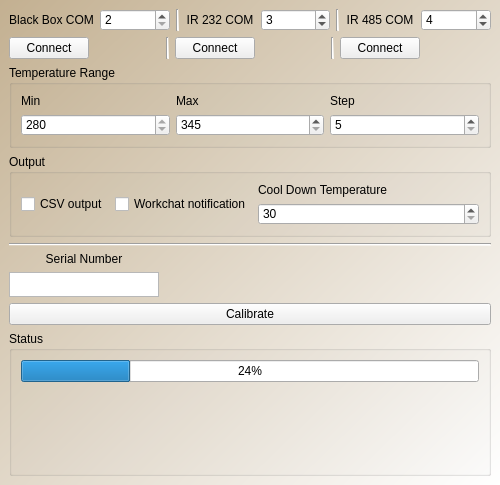
This is gui.ui in realKyawSwar/ir_calibrator as Qt 5 draws it before an edit. The edited form follows.
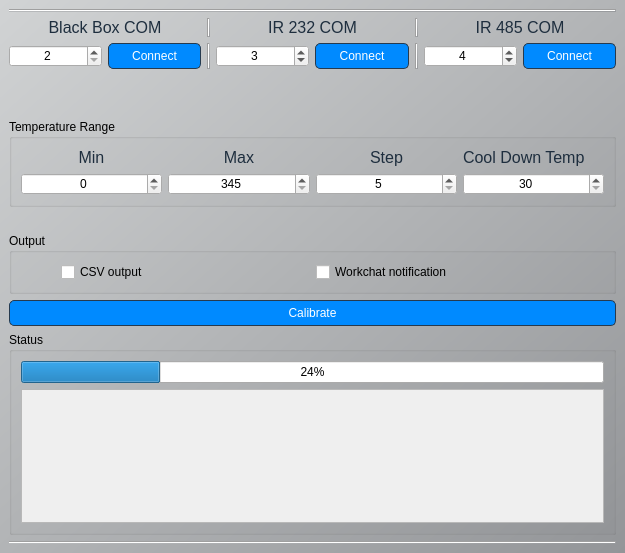
This is the edited form.

Diff of the .ui file:
```diff
--- a/gui.ui
+++ b/gui.ui
@@ -6,15 +6,42 @@
    <rect>
     <x>0</x>
     <y>0</y>
-    <width>500</width>
-    <height>485</height>
+    <width>625</width>
+    <height>553</height>
    </rect>
   </property>
   <property name="windowTitle">
    <string>Auto IR Calibrator</string>
   </property>
   <property name="styleSheet">
-   <string notr="true">background-color: qlineargradient(spread:pad, x1:0, y1:0, x2:1, y2:1, stop:0 rgba(195, 176, 145, 255), stop:1 rgba(255, 255, 255, 255));</string>
+   <string notr="true">
+    QWidget {
+        background-color: qlineargradient(spread:pad, x1:0, y1:0, x2:1, y2:1, stop:0 #D1D3D4, stop:1 #939598);
+    }
+    QLabel {
+        color: #1E2E3E;
+        font-size: 12pt;
+    }
+    QSlider::groove:horizontal {
+        height: 10px;
+        background-color: #263A4E;
+    }
+    QSlider::handle:horizontal {
+        background-color: #54D1FF;
+        border: 2px solid #008AFF;
+        width: 20px;
+    }
+    QPushButton {
+        background-color: #008AFF;
+        color: white;
+        border: 1px solid #263A4E;
+        border-radius: 5px;
+        padding: 5px;
+    }
+    QPushButton:hover {
+        background-color: #54D1FF;
+    }
+   </string>
   </property>
   <widget class="QWidget" name="centralwidget">
    <layout class="QVBoxLayout" name="verticalLayout_7">
@@ -24,6 +51,13 @@
        <layout class="QVBoxLayout" name="verticalLayout_2">
         <item>
          <layout class="QVBoxLayout" name="verticalLayout">
+          <item>
+           <widget class="Line" name="line_6">
+            <property name="orientation">
+             <enum>Qt::Horizontal</enum>
+            </property>
+           </widget>
+          </item>
           <item>
            <layout class="QHBoxLayout" name="horizontalLayout_2">
             <item>
@@ -39,19 +73,6 @@
               </property>
              </widget>
             </item>
-            <item>
-             <widget class="QSpinBox" name="spinBox_5">
-              <property name="styleSheet">
-               <string notr="true">background-color: None;</string>
-              </property>
-              <property name="minimum">
-               <number>2</number>
-              </property>
-              <property name="maximum">
-               <number>105</number>
-              </property>
-             </widget>
-            </item>
             <item>
              <widget class="Line" name="line_2">
               <property name="orientation">
@@ -72,22 +93,6 @@
               </property>
              </widget>
             </item>
-            <item>
-             <widget class="QSpinBox" name="spinBox_6">
-              <property name="styleSheet">
-               <string notr="true">background-color: None;</string>
-              </property>
-              <property name="minimum">
-               <number>2</number>
-              </property>
-              <property name="maximum">
-               <number>105</number>
-              </property>
-              <property name="value">
-               <number>3</number>
-              </property>
-             </widget>
-            </item>
             <item>
              <widget class="Line" name="line_3">
               <property name="orientation">
@@ -108,46 +113,36 @@
               </property>
              </widget>
             </item>
-            <item>
-             <widget class="QSpinBox" name="spinBox_7">
-              <property name="styleSheet">
-               <string notr="true">background-color: None;</string>
-              </property>
-              <property name="minimum">
-               <number>2</number>
-              </property>
-              <property name="maximum">
-               <number>105</number>
-              </property>
-              <property name="value">
-               <number>4</number>
-              </property>
-             </widget>
-            </item>
            </layout>
           </item>
           <item>
            <layout class="QHBoxLayout" name="horizontalLayout_3">
+            <item>
+             <widget class="QSpinBox" name="spinBox_5">
+              <property name="styleSheet">
+               <string notr="true">background-color: None;</string>
+              </property>
+              <property name="alignment">
+               <set>Qt::AlignCenter</set>
+              </property>
+              <property name="minimum">
+               <number>2</number>
+              </property>
+              <property name="maximum">
+               <number>105</number>
+              </property>
+             </widget>
+            </item>
             <item>
              <widget class="QPushButton" name="bb_btn">
               <property name="styleSheet">
-               <string notr="true">background-color: None;</string>
+               <string notr="true"/>
               </property>
               <property name="text">
                <string>Connect</string>
               </property>
              </widget>
             </item>
-            <item>
-             <widget class="QLabel" name="label_4">
-              <property name="styleSheet">
-               <string notr="true">background-color: None;</string>
-              </property>
-              <property name="text">
-               <string/>
-              </property>
-             </widget>
-            </item>
             <item>
              <widget class="Line" name="line_4">
               <property name="orientation">
@@ -155,26 +150,35 @@
               </property>
              </widget>
             </item>
+            <item>
+             <widget class="QSpinBox" name="spinBox_6">
+              <property name="styleSheet">
+               <string notr="true">background-color: None;</string>
+              </property>
+              <property name="alignment">
+               <set>Qt::AlignCenter</set>
+              </property>
+              <property name="minimum">
+               <number>2</number>
+              </property>
+              <property name="maximum">
+               <number>105</number>
+              </property>
+              <property name="value">
+               <number>3</number>
+              </property>
+             </widget>
+            </item>
             <item>
              <widget class="QPushButton" name="ir232_btn">
               <property name="styleSheet">
-               <string notr="true">background-color: None;</string>
+               <string notr="true"/>
               </property>
               <property name="text">
                <string>Connect</string>
               </property>
              </widget>
             </item>
-            <item>
-             <widget class="QLabel" name="label_5">
-              <property name="styleSheet">
-               <string notr="true">background-color: None;</string>
-              </property>
-              <property name="text">
-               <string/>
-              </property>
-             </widget>
-            </item>
             <item>
              <widget class="Line" name="line_5">
               <property name="orientation">
@@ -182,16 +186,45 @@
               </property>
              </widget>
             </item>
+            <item>
+             <widget class="QSpinBox" name="spinBox_7">
+              <property name="styleSheet">
+               <string notr="true">background-color: None;</string>
+              </property>
+              <property name="alignment">
+               <set>Qt::AlignCenter</set>
+              </property>
+              <property name="minimum">
+               <number>2</number>
+              </property>
+              <property name="maximum">
+               <number>105</number>
+              </property>
+              <property name="value">
+               <number>4</number>
+              </property>
+             </widget>
+            </item>
             <item>
              <widget class="QPushButton" name="ir485_btn">
               <property name="styleSheet">
-               <string notr="true">background-color: None;</string>
+               <string notr="true"/>
               </property>
               <property name="text">
                <string>Connect</string>
               </property>
              </widget>
             </item>
+           </layout>
+          </item>
+          <item>
+           <layout class="QHBoxLayout" name="horizontalLayout_11">
+            <property name="topMargin">
+             <number>0</number>
+            </property>
+            <property name="rightMargin">
+             <number>0</number>
+            </property>
             <item>
              <widget class="QLabel" name="label_6">
               <property name="styleSheet">
@@ -200,10 +233,55 @@
               <property name="text">
                <string/>
               </property>
+              <property name="alignment">
+               <set>Qt::AlignCenter</set>
+              </property>
+             </widget>
+            </item>
+            <item>
+             <widget class="QLabel" name="label_5">
+              <property name="styleSheet">
+               <string notr="true">background-color: None;</string>
+              </property>
+              <property name="text">
+               <string/>
+              </property>
+              <property name="alignment">
+               <set>Qt::AlignCenter</set>
+              </property>
+             </widget>
+            </item>
+            <item>
+             <widget class="QLabel" name="label_4">
+              <property name="styleSheet">
+               <string notr="true">background-color: None;</string>
+              </property>
+              <property name="text">
+               <string/>
+              </property>
+              <property name="textFormat">
+               <enum>Qt::AutoText</enum>
+              </property>
+              <property name="alignment">
+               <set>Qt::AlignCenter</set>
+              </property>
              </widget>
             </item>
            </layout>
           </item>
+          <item>
+           <spacer name="horizontalSpacer">
+            <property name="orientation">
+             <enum>Qt::Horizontal</enum>
+            </property>
+            <property name="sizeHint" stdset="0">
+             <size>
+              <width>40</width>
+              <height>20</height>
+             </size>
+            </property>
+           </spacer>
+          </item>
           <item>
            <widget class="QGroupBox" name="groupBox">
             <property name="styleSheet">
@@ -222,6 +300,9 @@
                    <property name="text">
                     <string>Min</string>
                    </property>
+                   <property name="alignment">
+                    <set>Qt::AlignCenter</set>
+                   </property>
                   </widget>
                  </item>
                  <item>
@@ -229,6 +310,9 @@
                    <property name="text">
                     <string>Max</string>
                    </property>
+                   <property name="alignment">
+                    <set>Qt::AlignCenter</set>
+                   </property>
                   </widget>
                  </item>
                  <item>
@@ -236,6 +320,22 @@
                    <property name="text">
                     <string>Step</string>
                    </property>
+                   <property name="alignment">
+                    <set>Qt::AlignCenter</set>
+                   </property>
+                  </widget>
+                 </item>
+                 <item>
+                  <widget class="QLabel" name="label_10">
+                   <property name="styleSheet">
+                    <string notr="true">background-color: None;</string>
+                   </property>
+                   <property name="text">
+                    <string>Cool Down Temp</string>
+                   </property>
+                   <property name="textInteractionFlags">
+                    <set>Qt::LinksAccessibleByMouse</set>
+                   </property>
                   </widget>
                  </item>
                 </layout>
@@ -247,8 +347,11 @@
                    <property name="styleSheet">
                     <string notr="true">background-color: None;</string>
                    </property>
+                   <property name="alignment">
+                    <set>Qt::AlignCenter</set>
+                   </property>
                    <property name="minimum">
-                    <number>280</number>
+                    <number>0</number>
                    </property>
                   </widget>
                  </item>
@@ -257,6 +360,9 @@
                    <property name="styleSheet">
                     <string notr="true">background-color: None;</string>
                    </property>
+                   <property name="alignment">
+                    <set>Qt::AlignCenter</set>
+                   </property>
                    <property name="minimum">
                     <number>345</number>
                    </property>
@@ -270,6 +376,9 @@
                    <property name="styleSheet">
                     <string notr="true">background-color: None;</string>
                    </property>
+                   <property name="alignment">
+                    <set>Qt::AlignCenter</set>
+                   </property>
                    <property name="minimum">
                     <number>5</number>
                    </property>
@@ -278,6 +387,25 @@
                    </property>
                   </widget>
                  </item>
+                 <item>
+                  <widget class="QSpinBox" name="spinBox_4">
+                   <property name="styleSheet">
+                    <string notr="true">background-color: None;</string>
+                   </property>
+                   <property name="alignment">
+                    <set>Qt::AlignCenter</set>
+                   </property>
+                   <property name="minimum">
+                    <number>30</number>
+                   </property>
+                   <property name="maximum">
+                    <number>300</number>
+                   </property>
+                   <property name="singleStep">
+                    <number>10</number>
+                   </property>
+                  </widget>
+                 </item>
                 </layout>
                </item>
               </layout>
@@ -285,6 +413,19 @@
             </layout>
            </widget>
           </item>
+          <item>
+           <spacer name="horizontalSpacer_2">
+            <property name="orientation">
+             <enum>Qt::Horizontal</enum>
+            </property>
+            <property name="sizeHint" stdset="0">
+             <size>
+              <width>40</width>
+              <height>20</height>
+             </size>
+            </property>
+           </spacer>
+          </item>
           <item>
            <widget class="QGroupBox" name="groupBox_2">
             <property name="styleSheet">
@@ -298,6 +439,12 @@
               <layout class="QHBoxLayout" name="horizontalLayout_8">
                <item>
                 <layout class="QHBoxLayout" name="horizontalLayout_4">
+                 <property name="leftMargin">
+                  <number>40</number>
+                 </property>
+                 <property name="rightMargin">
+                  <number>40</number>
+                 </property>
                  <item>
                   <widget class="QCheckBox" name="csv_check">
                    <property name="layoutDirection">
@@ -323,106 +470,28 @@
                  </item>
                 </layout>
                </item>
-               <item>
-                <layout class="QVBoxLayout" name="verticalLayout_6">
-                 <item>
-                  <widget class="QLabel" name="label_10">
-                   <property name="styleSheet">
-                    <string notr="true">background-color: None;</string>
-                   </property>
-                   <property name="text">
-                    <string>Cool Down Temperature</string>
-                   </property>
-                   <property name="textInteractionFlags">
-                    <set>Qt::LinksAccessibleByMouse</set>
-                   </property>
-                  </widget>
-                 </item>
-                 <item>
-                  <widget class="QSpinBox" name="spinBox_4">
-                   <property name="styleSheet">
-                    <string notr="true">background-color: None;</string>
-                   </property>
-                   <property name="minimum">
-                    <number>30</number>
-                   </property>
-                   <property name="maximum">
-                    <number>300</number>
-                   </property>
-                   <property name="singleStep">
-                    <number>10</number>
-                   </property>
-                  </widget>
-                 </item>
-                </layout>
-               </item>
               </layout>
              </item>
             </layout>
            </widget>
           </item>
-          <item>
-           <widget class="Line" name="line">
-            <property name="orientation">
-             <enum>Qt::Horizontal</enum>
-            </property>
-           </widget>
-          </item>
          </layout>
         </item>
         <item>
          <layout class="QHBoxLayout" name="horizontalLayout_9"/>
         </item>
-        <item>
-         <widget class="QLabel" name="label_11">
-          <property name="maximumSize">
-           <size>
-            <width>150</width>
-            <height>20</height>
-           </size>
-          </property>
-          <property name="styleSheet">
-           <string notr="true">background-color: None;</string>
-          </property>
-          <property name="text">
-           <string>Serial Number</string>
-          </property>
-          <property name="alignment">
-           <set>Qt::AlignCenter</set>
-          </property>
-         </widget>
-        </item>
-        <item>
-         <widget class="QTextEdit" name="textEdit">
-          <property name="sizePolicy">
-           <sizepolicy hsizetype="Fixed" vsizetype="Fixed">
-            <horstretch>0</horstretch>
-            <verstretch>0</verstretch>
-           </sizepolicy>
-          </property>
-          <property name="maximumSize">
-           <size>
-            <width>150</width>
-            <height>25</height>
-           </size>
-          </property>
-          <property name="styleSheet">
-           <string notr="true">background-color: None;</string>
-          </property>
-         </widget>
-        </item>
-        <item>
-         <widget class="QPushButton" name="calib_btn">
-          <property name="styleSheet">
-           <string notr="true">background-color: None;</string>
-          </property>
-          <property name="text">
-           <string>Calibrate</string>
-          </property>
-         </widget>
-        </item>
        </layout>
       </item>
+      <item>
+       <widget class="QPushButton" name="calib_btn">
+        <property name="styleSheet">
+         <string notr="true"/>
+        </property>
+        <property name="text">
+         <string>Calibrate</string>
+        </property>
+       </widget>
+      </item>
       <item>
        <widget class="QGroupBox" name="groupBox_3">
         <property name="styleSheet">
@@ -442,16 +511,20 @@
             </widget>
            </item>
            <item>
-            <widget class="QLabel" name="label_12">
-             <property name="maximumSize">
-              <size>
-               <width>800</width>
-               <height>200</height>
-              </size>
+            <widget class="QScrollArea" name="scrollArea">
+             <property name="widgetResizable">
+              <bool>true</bool>
              </property>
-             <property name="text">
-              <string/>
-             </property>
+             <widget class="QWidget" name="scrollAreaWidgetContents">
+              <property name="geometry">
+               <rect>
+                <x>0</x>
+                <y>0</y>
+                <width>581</width>
+                <height>115</height>
+               </rect>
+              </property>
+             </widget>
             </widget>
            </item>
           </layout>
@@ -461,6 +534,13 @@
       </item>
      </layout>
     </item>
+    <item>
+     <widget class="Line" name="line">
+      <property name="orientation">
+       <enum>Qt::Horizontal</enum>
+      </property>
+     </widget>
+    </item>
    </layout>
   </widget>
  </widget>
```
